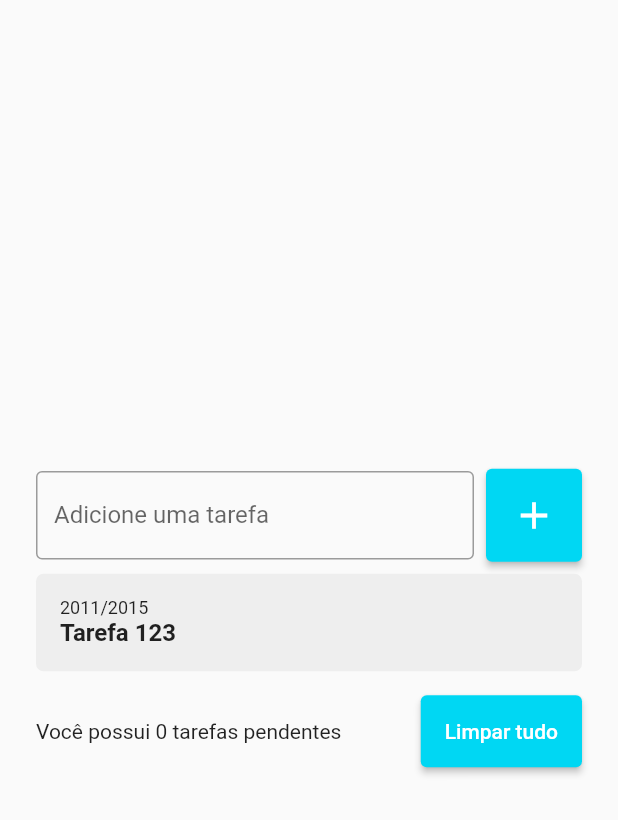
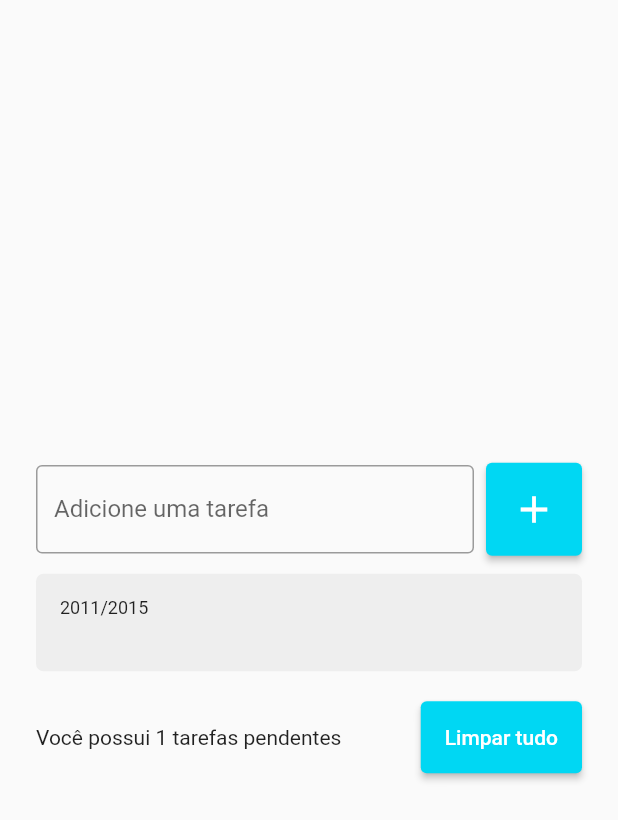
Before and after one commit to FelipeDias28/Todo_List, a Flutter app: the screen it shows after launch, after a tap on the "add" icon, on a phone screen of 412 x 824 dp. Shown: the top 820 px of the screen. Run offline on Flutter 3.47's test engine with Material 2 defaults, Android fonts, the phone set to English and light mode, and no system bars.

Commit message:
estilizando o componente

```diff
--- a/lib/pages/todo_list_page.dart
+++ b/lib/pages/todo_list_page.dart
@@ -15,17 +15,17 @@ class _TodoListPageState extends State<TodoListPage> {
 
   @override
   Widget build(BuildContext context) {
-    return Scaffold(
+    return SafeArea(
+      child: Scaffold(
         body: Center(
           child: Padding(
-          padding: const EdgeInsets.symmetric(horizontal: 24.0),
+            padding: const EdgeInsets.all(24.0),
             child: Column(
               mainAxisSize: MainAxisSize.min,
               children: [
                 Row(
                   mainAxisSize: MainAxisSize.min,
                   children: [
-                  // Ocupa o maior espaço disponível da tela
                     Expanded(
                       child: TextField(
                         decoration: const InputDecoration(
@@ -62,16 +62,19 @@ class _TodoListPageState extends State<TodoListPage> {
                   child: ListView(
                     shrinkWrap: true,
                     children: [
-                    for (String todo in todos) TodoListItem(),
+                      for (String todo in todos)
+                        TodoListItem(
+                          title: todo,
+                        ),
                     ],
                   ),
                 ),
                 const SizedBox(height: 16.0),
                 Row(
                   children: [
-                  const Expanded(
+                    Expanded(
                       child: Text(
-                      "Você possui 0 tarefas pendentes",
+                        "Você possui ${todos.length} tarefas pendentes",
                       ),
                     ),
                     const SizedBox(
@@ -91,6 +94,7 @@ class _TodoListPageState extends State<TodoListPage> {
             ),
           ),
         ),
+      ),
     );
   }
 }
--- a/lib/pages/widgets/todo_list_item.dart
+++ b/lib/pages/widgets/todo_list_item.dart
@@ -1,11 +1,14 @@
 import 'package:flutter/material.dart';
 
 class TodoListItem extends StatelessWidget {
-  const TodoListItem({Key? key}) : super(key: key);
+  const TodoListItem({Key? key, required this.title}) : super(key: key);
+
+  final String title;
 
   @override
   Widget build(BuildContext context) {
     return Container(
+      margin: const EdgeInsets.symmetric(vertical: 4.0),
       decoration: BoxDecoration(
         borderRadius: BorderRadius.circular(5),
         color: Colors.grey[200],
@@ -13,14 +16,14 @@ class TodoListItem extends StatelessWidget {
       padding: const EdgeInsets.all(16.0),
       child: Column(
         crossAxisAlignment: CrossAxisAlignment.start,
-        children: const [
-          Text(
+        children: [
+          const Text(
             "2011/2015",
             style: TextStyle(fontSize: 12),
           ),
           Text(
-            "Tarefa 123",
-            style: TextStyle(
+            title,
+            style: const TextStyle(
               fontSize: 16,
               fontWeight: FontWeight.w600,
             ),
```
Also changed, not shown: lib/models/todo.dart (added). Lines whose indentation alone changed are shown as unchanged.
